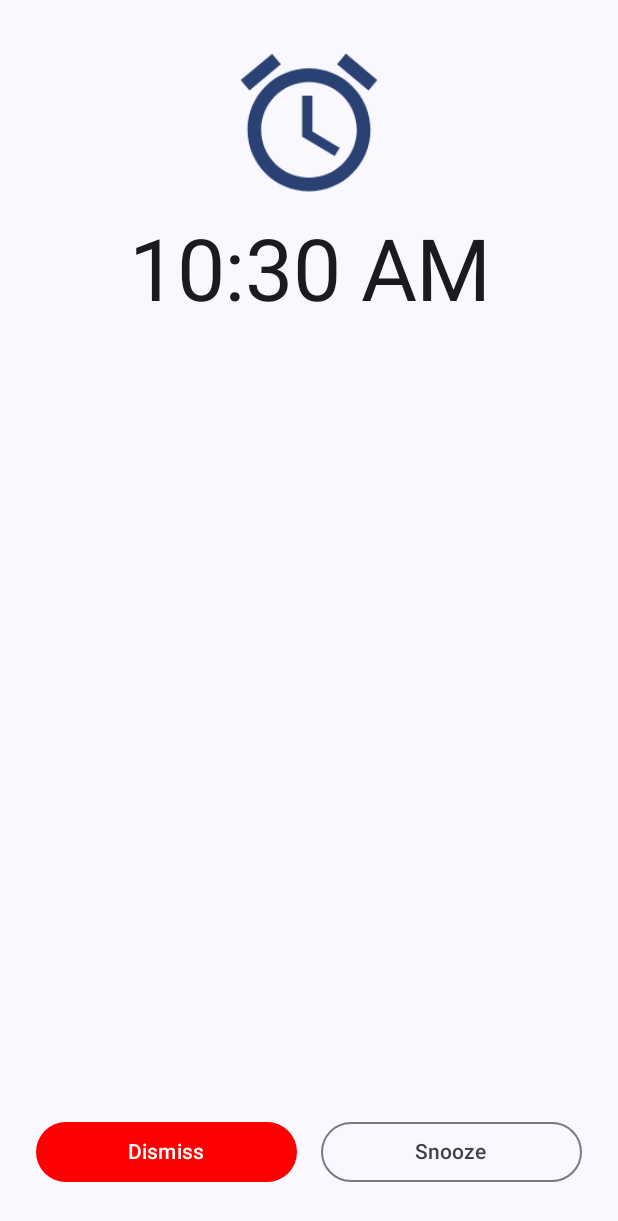
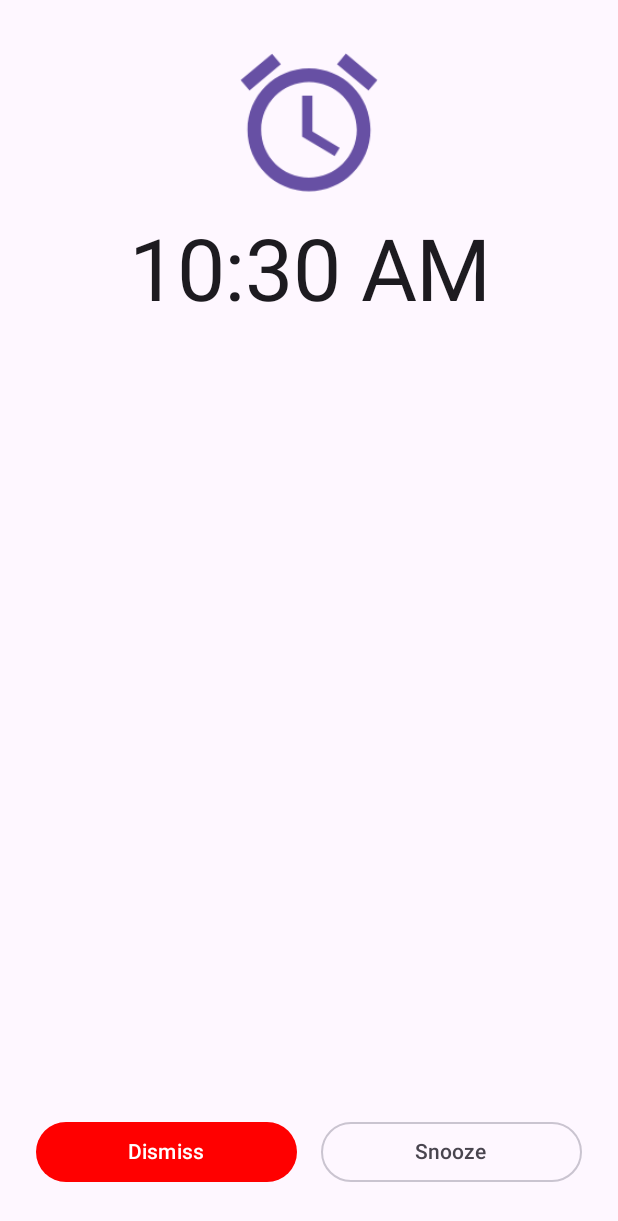
Before and after one commit to Collabroth/drowse, an Android app built with Jetpack Compose: the AlarmAlertActivity screen opened directly, with no data from a screen before it, on a phone screen of 412 x 824 dp. Shown: the top 1221 px of the screen. Run offline under Robolectric (Android 15) with nearby library versions, the phone set to English and light mode, and no system bars; our stand-ins replace Dagger/Hilt's generated code.

Commit message:
add drowse theme to alarm alert

```diff
--- a/app/src/main/java/com/codebroth/drowse/alarm/AlarmAlertActivity.kt
+++ b/app/src/main/java/com/codebroth/drowse/alarm/AlarmAlertActivity.kt
@@ -24,15 +24,21 @@ import android.view.WindowManager
 import androidx.activity.ComponentActivity
 import androidx.activity.compose.setContent
 import androidx.activity.viewModels
+import androidx.compose.runtime.collectAsState
+import androidx.compose.runtime.getValue
 import com.codebroth.drowse.alarm.data.AlarmConstants.EXTRA_ALARM_ID
 import com.codebroth.drowse.alarm.data.AlarmConstants.EXTRA_ALARM_LABEL
 import com.codebroth.drowse.alarm.data.AlarmConstants.EXTRA_ALARM_TIME
 import com.codebroth.drowse.alarm.ui.AlarmAlertContent
 import com.codebroth.drowse.alarm.ui.AlarmAlertViewModel
-import com.codebroth.drowse.alarm.ui.theme.DrowseAlarmAlertTheme
+import com.codebroth.drowse.core.data.local.UserPreferencesRepository
+import com.codebroth.drowse.core.domain.model.ThemePreference
+import com.codebroth.drowse.core.domain.model.UserPreferences
+import com.codebroth.drowse.core.ui.theme.DrowseTheme
 import dagger.hilt.android.AndroidEntryPoint
 import java.time.Instant
 import java.time.ZoneId
+import javax.inject.Inject
 
 private const val DEBUG_TAG = "AlarmActivity"
 
@@ -44,6 +50,9 @@ private const val DEBUG_TAG = "AlarmActivity"
  */
 @AndroidEntryPoint
 class AlarmAlertActivity : ComponentActivity() {
+
+    @Inject
+    lateinit var userPreferencesRepository: UserPreferencesRepository
 
     private var alarmId: Int = -1
 
@@ -64,7 +73,13 @@ class AlarmAlertActivity : ComponentActivity() {
         setWindowFlags()
 
         setContent {
-            DrowseAlarmAlertTheme {
+            val preferences by userPreferencesRepository.userPreferencesFlow.collectAsState(
+                initial = UserPreferences.DEFAULT
+            )
+            DrowseTheme(
+                darkTheme = ThemePreference.isDarkTheme(preferences.themePreference),
+                dynamicColor = preferences.useDynamicColor,
+            ) {
                 AlarmAlertContent(
                     alarmTime = localTime,
                     alarmLabel = if (alarmLabel.isNotBlank()) alarmLabel else null
--- a/app/src/main/java/com/codebroth/drowse/alarm/ui/theme/Theme.kt
+++ /dev/null
@@ -1,74 +0,0 @@
-/*
- *
- *    Copyright 2025 Jayman Rana
- *
- *    Licensed under the Apache License, Version 2.0 (the "License");
- *    you may not use this file except in compliance with the License.
- *    You may obtain a copy of the License at
- *
- *        http://www.apache.org/licenses/LICENSE-2.0
- *
- *    Unless required by applicable law or agreed to in writing, software
- *    distributed under the License is distributed on an "AS IS" BASIS,
- *    WITHOUT WARRANTIES OR CONDITIONS OF ANY KIND, either express or implied.
- *    See the License for the specific language governing permissions and
- *    limitations under the License.
- */
-
-package com.codebroth.drowse.alarm.ui.theme
-
-import android.os.Build
-import androidx.compose.foundation.isSystemInDarkTheme
-import androidx.compose.material3.MaterialTheme
-import androidx.compose.material3.darkColorScheme
-import androidx.compose.material3.dynamicDarkColorScheme
-import androidx.compose.material3.dynamicLightColorScheme
-import androidx.compose.material3.lightColorScheme
-import androidx.compose.runtime.Composable
-import androidx.compose.ui.platform.LocalContext
-
-private val DarkColorScheme = darkColorScheme(
-    primary = Purple80,
-    secondary = PurpleGrey80,
-    tertiary = Pink80
-)
-
-private val LightColorScheme = lightColorScheme(
-    primary = Purple40,
-    secondary = PurpleGrey40,
-    tertiary = Pink40
-
-    /* Other default colors to override
-    background = Color(0xFFFFFBFE),
-    surface = Color(0xFFFFFBFE),
-    onPrimary = Color.White,
-    onSecondary = Color.White,
-    onTertiary = Color.White,
-    onBackground = Color(0xFF1C1B1F),
-    onSurface = Color(0xFF1C1B1F),
-    */
-)
-
-@Composable
-fun DrowseAlarmAlertTheme(
-    darkTheme: Boolean = isSystemInDarkTheme(),
-    // Dynamic color is available on Android 12+
-    dynamicColor: Boolean = true,
-    content: @Composable () -> Unit
-) {
-    val colorScheme = when {
-        dynamicColor && Build.VERSION.SDK_INT >= Build.VERSION_CODES.S -> {
-            val context = LocalContext.current
-            if (darkTheme) dynamicDarkColorScheme(context) else dynamicLightColorScheme(context)
-        }
-
-        darkTheme -> DarkColorScheme
-        else -> LightColorScheme
-    }
-
-    MaterialTheme(
-        colorScheme = colorScheme,
-        typography = Typography,
-        content = content
-    )
-}
--- a/app/src/main/java/com/codebroth/drowse/alarm/ui/theme/Type.kt
+++ /dev/null
@@ -1,51 +0,0 @@
-/*
- *
- *    Copyright 2025 Jayman Rana
- *
- *    Licensed under the Apache License, Version 2.0 (the "License");
- *    you may not use this file except in compliance with the License.
- *    You may obtain a copy of the License at
- *
- *        http://www.apache.org/licenses/LICENSE-2.0
- *
- *    Unless required by applicable law or agreed to in writing, software
- *    distributed under the License is distributed on an "AS IS" BASIS,
- *    WITHOUT WARRANTIES OR CONDITIONS OF ANY KIND, either express or implied.
- *    See the License for the specific language governing permissions and
- *    limitations under the License.
- */
-
-package com.codebroth.drowse.alarm.ui.theme
-
-import androidx.compose.material3.Typography
-import androidx.compose.ui.text.TextStyle
-import androidx.compose.ui.text.font.FontFamily
-import androidx.compose.ui.text.font.FontWeight
-import androidx.compose.ui.unit.sp
-
-// Set of Material typography styles to start with
-val Typography = Typography(
-    bodyLarge = TextStyle(
-        fontFamily = FontFamily.Default,
-        fontWeight = FontWeight.Normal,
-        fontSize = 16.sp,
-        lineHeight = 24.sp,
-        letterSpacing = 0.5.sp
-    )
-    /* Other default text styles to override
-    titleLarge = TextStyle(
-        fontFamily = FontFamily.Default,
-        fontWeight = FontWeight.Normal,
-        fontSize = 22.sp,
-        lineHeight = 28.sp,
-        letterSpacing = 0.sp
-    ),
-    labelSmall = TextStyle(
-        fontFamily = FontFamily.Default,
-        fontWeight = FontWeight.Medium,
-        fontSize = 11.sp,
-        lineHeight = 16.sp,
-        letterSpacing = 0.5.sp
-    )
-    */
-)
```
Also changed, not shown: app/src/main/java/com/codebroth/drowse/alarm/ui/theme/Color.kt (deleted, +0 -28 lines).
